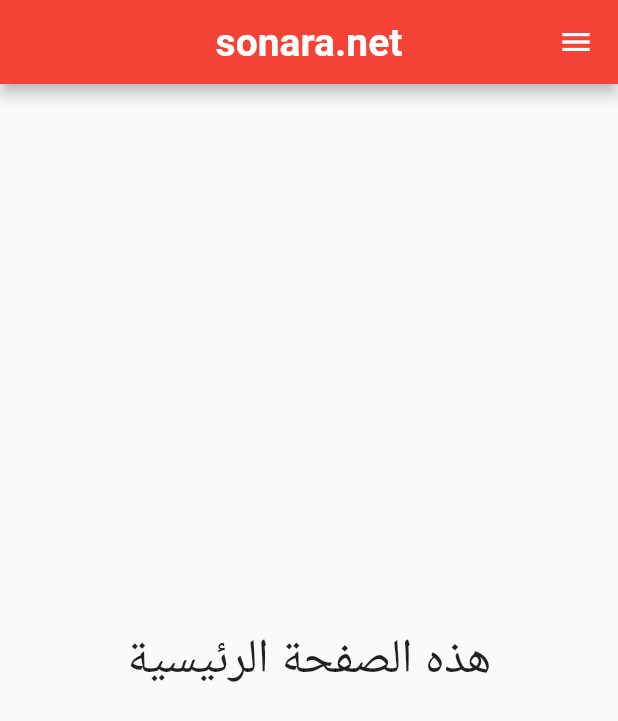
After one commit to sliemansalah/sonara, a Flutter app: the screen it shows after launch, in the side drawer, after a tap on "الرئيسية", on a phone screen of 412 x 824 dp. The commit adds this screen. Shown: the top 721 px of the screen. Run offline on Flutter 3.47's test engine with Material 2 defaults, Android fonts, the phone set to English and light mode, and no system bars.

Commit message:
pages slide..

```diff
--- /dev/null
+++ b/lib/screens/home_screen.dart
@@ -0,0 +1,34 @@
+import 'package:flutter/material.dart';
+
+import 'package:flutter_localizations/flutter_localizations.dart';
+
+import './main_drawer.dart';
+
+class HomeScreen extends StatelessWidget {
+  @override
+   Widget build(BuildContext context) {
+    return MaterialApp(
+        localizationsDelegates: [
+          GlobalMaterialLocalizations.delegate,
+          GlobalWidgetsLocalizations.delegate,
+        ],
+        supportedLocales: [
+          Locale("ar"),
+        ],
+        locale: Locale("ar"),
+        debugShowCheckedModeBanner: false,
+        home: Scaffold(
+            appBar: AppBar(
+              centerTitle: true,
+              backgroundColor: Colors.red,
+              title: Text('sonara.net',
+                  style: TextStyle(
+                    fontSize: 26,
+                    fontWeight: FontWeight.bold,
+                  )),
+            ),
+               drawer: MainDrawer(),
+               body: Center(child:
+               Text('هذه الصفحة الرئيسية',style: TextStyle(fontSize: 32),)),));
+   }
+}
```
Also changed, not shown: lib/screens/details_screen.dart (+8 -0 lines), lib/screens/main_drawer.dart (+16 -14 lines), lib/screens/who_are_we.dart (added, +34 -0 lines).
